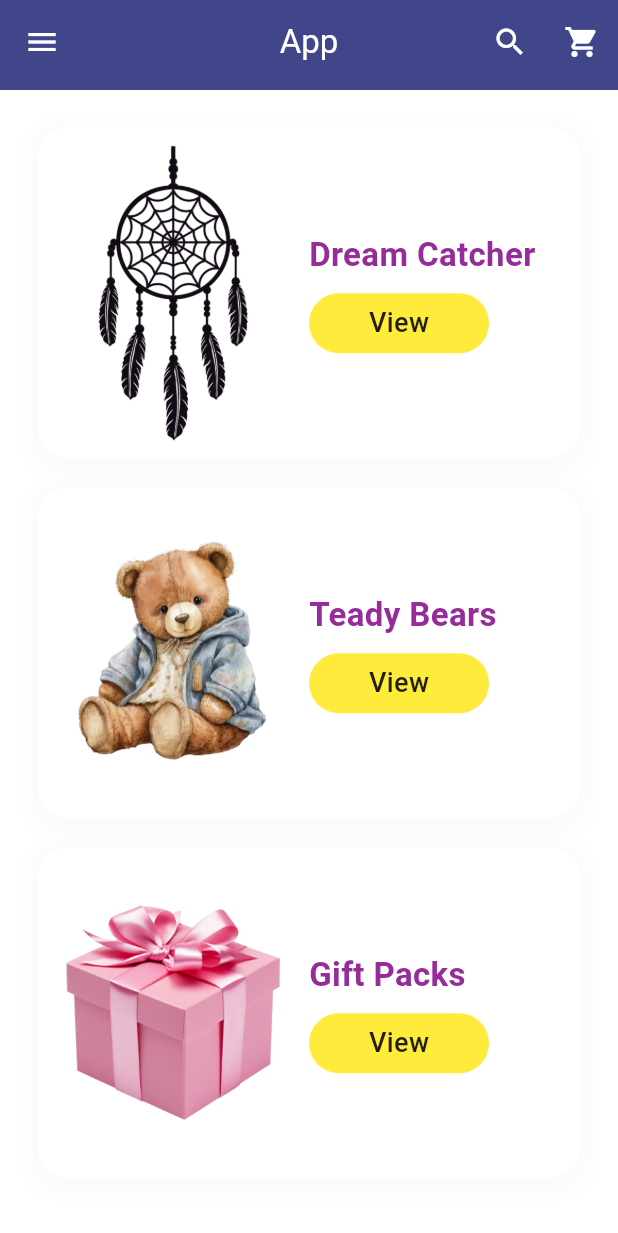
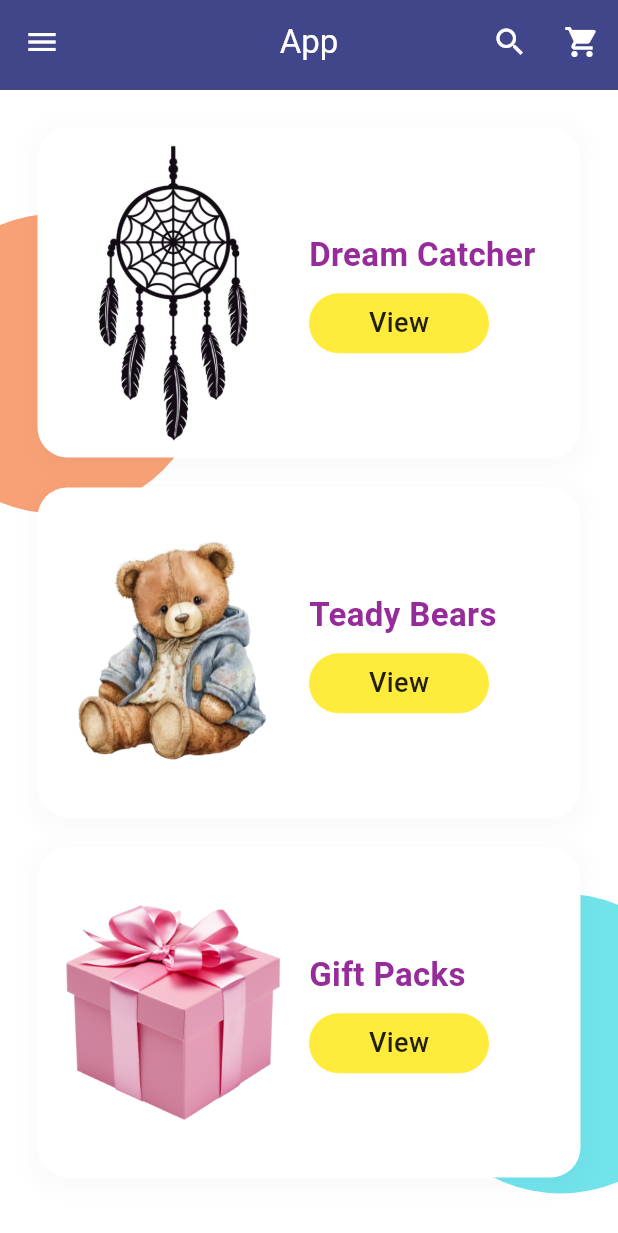
Before and after one commit to Dinethchathurya/luccelo_app_flutter, a Flutter app: the HomePage screen opened by its route, on a phone screen of 412 x 824 dp. Shown: the top 1233 px of the screen. Run offline on Flutter 3.47's test engine with Material 3 defaults, Android fonts, the light colour scheme and no system bars; our stand-ins replace cloud_firestore, firebase_auth, firebase_core; accounts and stored records are empty.

Commit message:
home updated

```diff
--- a/lib/common/button/button.dart
+++ b/lib/common/button/button.dart
@@ -12,12 +12,14 @@ class SubmitButton extends StatelessWidget {
     return SizedBox(
       width: mediaqueryWidth * .8,
       child: ElevatedButton(
+
         //elevated button is a type of a buttons.Icreate common button can use everywhere
         style: ElevatedButton.styleFrom(
           //style button
           backgroundColor: const Color.fromARGB(255, 253, 176, 138),
           shape: const RoundedRectangleBorder(
-              borderRadius: BorderRadius.all(Radius.circular(10))),
+              borderRadius: BorderRadius.all(Radius.circular(50))),
+
         ),
         onPressed: onTap,
         child: Text(
--- a/lib/main.dart
+++ b/lib/main.dart
@@ -8,6 +8,7 @@ import 'package:luccelo_app/myapp/screen/main_page.dart';
 import 'package:luccelo_app/myapp/screen/product_list.dart';
 
 import 'firebase_options.dart';
+import 'myapp/screen/cart_page.dart';
 import 'myapp/screen/home.dart';
 import 'myapp/screen/oder_page.dart';
 
@@ -38,7 +39,7 @@ class MyApp extends StatelessWidget {
             shadow: Color(0xFF2291fd),
           ),
         ),
-        initialRoute: '/productList',
+        initialRoute: '/cartPage',
         routes: {
           '/': (context) => LoginPage(),
           '/register': (context) => RegisterPage(),
@@ -48,6 +49,8 @@ class MyApp extends StatelessWidget {
           '/samplePage': (context) => SampleHomePage(),
           '/homePage': (context) => HomePage(),
           '/productList': (context) => ProductList(),
+          '/cartPage': (context) => CartPage(),
+
         },
       ),
     );
--- a/lib/myapp/screen/contact_page.dart
+++ b/lib/myapp/screen/contact_page.dart
@@ -21,6 +21,7 @@ class ContactUsPage extends StatelessWidget {
 
     return Scaffold(
       backgroundColor: AppColors.appBackgroundColor,
+
       body: SingleChildScrollView(
         child: CircularDesignContainer(
           pageTitle: 'Contact Us',
--- a/lib/myapp/screen/home.dart
+++ b/lib/myapp/screen/home.dart
@@ -3,6 +3,8 @@ import 'package:flutter/material.dart';
 import 'package:flutter/widgets.dart';
 import 'package:luccelo_app/myapp/widgets/app_bar.dart';
 
+import '../../colors/appColors.dart';
+import '../../common/circulat_shape/circular_container.dart';
 import '../widgets/my_drawer.dart';
 
 class HomePage extends StatelessWidget {
@@ -10,6 +12,8 @@ class HomePage extends StatelessWidget {
 
   @override
   Widget build(BuildContext context) {
+    final mediaqueryWidth = MediaQuery.of(context).size.width;
+    final mediaqueryHeight = MediaQuery.of(context).size.height;
     return Scaffold(
       appBar: PreferredSize(
         preferredSize: Size.fromHeight(60.0),
@@ -18,7 +22,24 @@ class HomePage extends StatelessWidget {
       drawer: MyDrawer(),
       body: SafeArea(
         child: SingleChildScrollView(
-          child: Column(
+          child: SizedBox(
+            height: mediaqueryHeight,
+            width: mediaqueryWidth,
+            child: Stack(
+              children: [
+                Positioned(
+                    top: mediaqueryHeight * .1,
+                    left: -mediaqueryWidth * .15,
+                    child: const TCircularContainer(
+                        backgroundColor: AppColors.appPrimaryColor)),
+
+                // blue color circle positioned
+                Positioned(
+                    top: mediaqueryHeight * .65,
+                    right: -mediaqueryWidth * .15,
+                    child: const TCircularContainer(
+                        backgroundColor: AppColors.appSecondaryColor)),
+                Column(
                   children: [
                     SizedBox(
                       height: 15,
@@ -265,6 +286,9 @@ class HomePage extends StatelessWidget {
                     ),
                   ],
                 ),
+              ],
+            ),
+          ),
         ),
       ),
     );
```
Also changed, not shown: lib/common/circulat_shape/circular_design_container.dart (+5 -5 lines), lib/myapp/screen/cart_page.dart (added, +29 -0 lines), lib/myapp/widgets/cart_list_card.dart (added, +78 -0 lines). Lines whose indentation alone changed are shown as unchanged.
